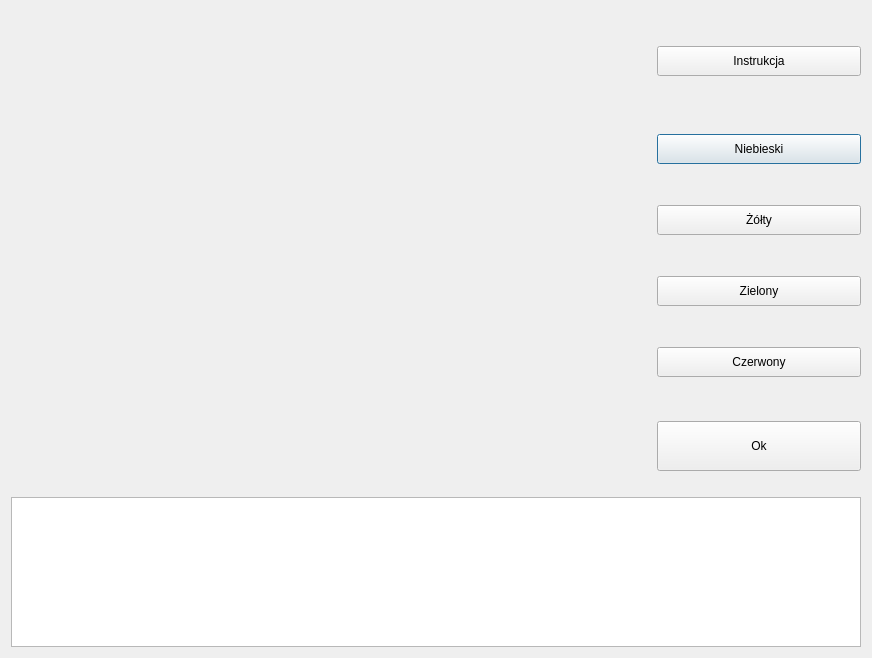
This is OpenCV/configuration.ui in tpyrek/BScThesis as Qt 5 draws it before an edit. The edited form follows.
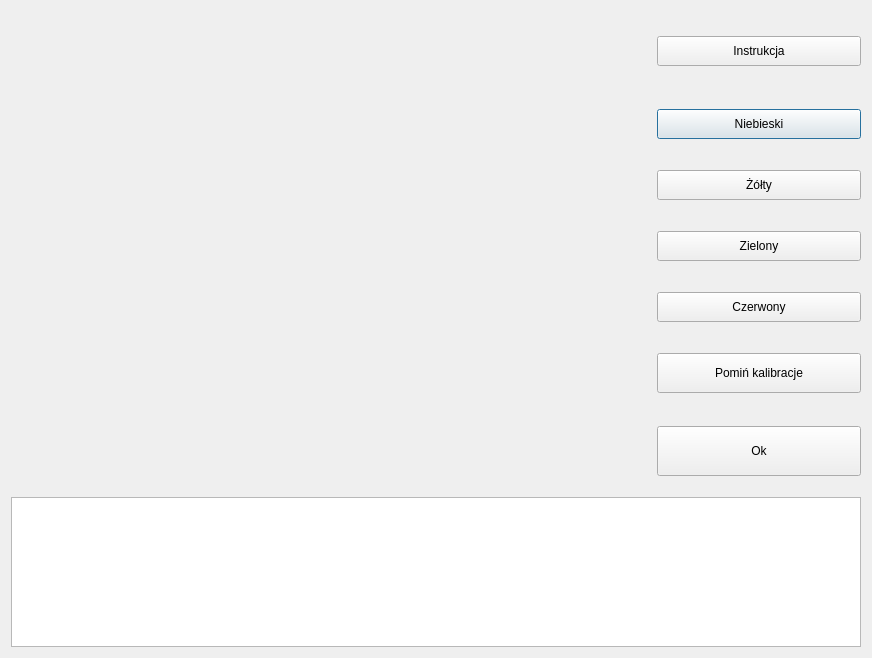
This is the edited form.

Commit message: Added skip calibration button

Patch:
```diff
--- a/OpenCV/configuration.ui
+++ b/OpenCV/configuration.ui
@@ -71,7 +71,7 @@
        </property>
       </widget>
      </item>
-     <item row="5" column="1">
+     <item row="6" column="1">
       <widget class="QPushButton" name="okPushButton">
        <property name="minimumSize">
         <size>
@@ -97,7 +97,7 @@
        </property>
       </widget>
      </item>
-     <item row="0" column="0" rowspan="6">
+     <item row="0" column="0" rowspan="7">
       <widget class="QLabel" name="openCVLabel">
        <property name="minimumSize">
         <size>
@@ -110,6 +110,19 @@
        </property>
       </widget>
      </item>
+     <item row="5" column="1">
+      <widget class="QPushButton" name="skipCalibrationPushButton">
+       <property name="minimumSize">
+        <size>
+         <width>0</width>
+         <height>40</height>
+        </size>
+       </property>
+       <property name="text">
+        <string>Pomiń kalibracje</string>
+       </property>
+      </widget>
+     </item>
     </layout>
    </item>
    <item row="1" column="1">
```
